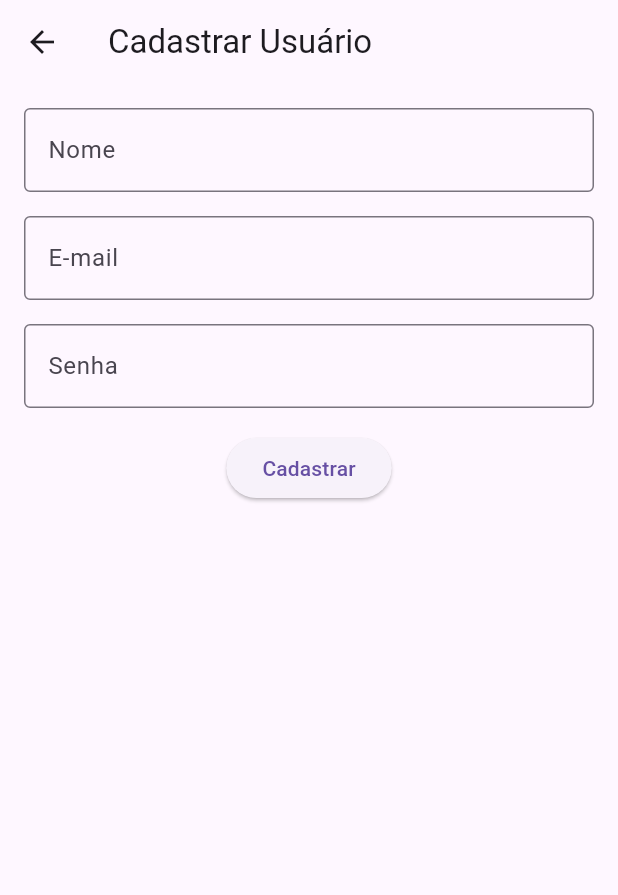
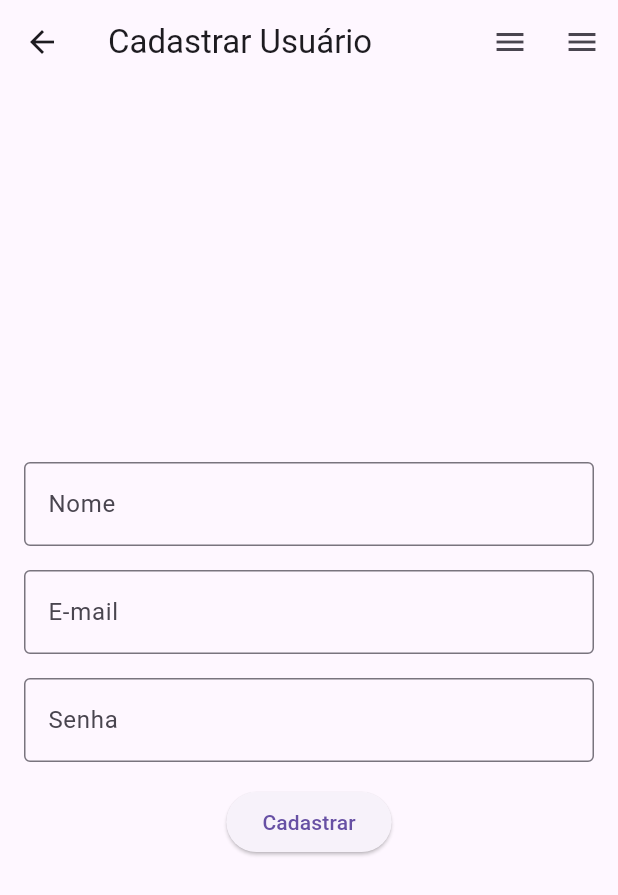
Before and after one commit to ebarrado/PAM-II-GERAL, a Flutter app: the TelaCadastro screen opened directly, on a phone screen of 412 x 824 dp. Shown: the top 895 px of the screen. Run offline on Flutter 3.47's test engine with Material 3 defaults, Android fonts, the phone set to English and light mode, and no system bars; network calls fail.

Commit message:
Atividade de Fixação - 28-03

```diff
--- a/exemplos_projetos_turmas/turma_a/projeto_layout_image_widget/lib/cadastro.dart
+++ b/exemplos_projetos_turmas/turma_a/projeto_layout_image_widget/lib/cadastro.dart
@@ -7,10 +7,17 @@ class TelaCadastro extends StatelessWidget {
   @override
   Widget build(BuildContext context) {
     return Scaffold(
-      appBar: AppBar(title: Text("Cadastrar Usuário")),
+      appBar: AppBar(
+        title: Text("Cadastrar Usuário"),
+        actions: [
+          IconButton(onPressed: () {}, icon: Icon(Icons.menu)),
+          IconButton(onPressed: () {}, icon: Icon(Icons.menu)),
+        ],
+      ),
       body: Padding(
         padding: const EdgeInsets.all(16.0),
         child: Column(
+          mainAxisAlignment: MainAxisAlignment.center,
           children: [
             TextField(
               decoration: InputDecoration(
```
Also changed, not shown: ATIVIDADES/TURMA-B/img/tela_inicial.png (added), 1 other file.
